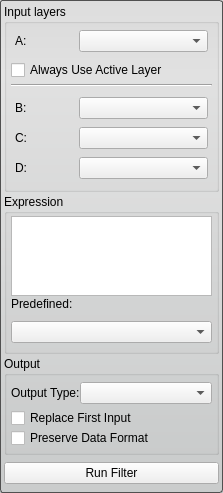
This is src/Interface/ToolInterface/ArithmeticFilterInterface.ui in SCIInstitute/Seg3D as Qt 5 draws it before an edit. The edited form follows.
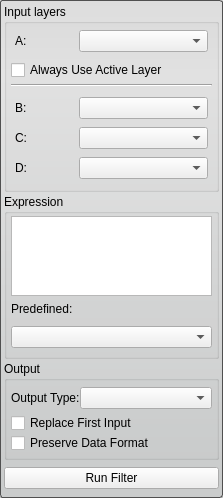
This is the edited form.

The edit to the form file:
```diff
--- a/src/Interface/ToolInterface/ArithmeticFilterInterface.ui
+++ b/src/Interface/ToolInterface/ArithmeticFilterInterface.ui
@@ -240,18 +240,6 @@
    </item>
    <item>
     <widget class="QGroupBox" name="groupBox">
-     <property name="minimumSize">
-      <size>
-       <width>0</width>
-       <height>160</height>
-      </size>
-     </property>
-     <property name="maximumSize">
-      <size>
-       <width>16777215</width>
-       <height>160</height>
-      </size>
-     </property>
      <property name="title">
       <string>Expression</string>
      </property>
@@ -365,17 +353,53 @@
        </widget>
       </item>
       <item>
-       <widget class="QCheckBox" name="replace_">
-        <property name="text">
-         <string>Replace First Input</string>
+       <widget class="QWidget" name="widget_3" native="true">
+        <property name="minimumSize">
+         <size>
+          <width>0</width>
+          <height>20</height>
+         </size>
         </property>
+        <layout class="QHBoxLayout" name="horizontalLayout_8">
+         <property name="spacing">
+          <number>0</number>
+         </property>
+         <property name="margin">
+          <number>0</number>
+         </property>
+         <item>
+          <widget class="QCheckBox" name="replace_">
+           <property name="text">
+            <string>Replace First Input</string>
+           </property>
+          </widget>
+         </item>
+        </layout>
        </widget>
       </item>
       <item>
-       <widget class="QCheckBox" name="preserve_checkbox_">
-        <property name="text">
-         <string>Preserve Data Format</string>
+       <widget class="QWidget" name="widget_11" native="true">
+        <property name="minimumSize">
+         <size>
+          <width>0</width>
+          <height>20</height>
+         </size>
         </property>
+        <layout class="QHBoxLayout" name="horizontalLayout_10">
+         <property name="spacing">
+          <number>0</number>
+         </property>
+         <property name="margin">
+          <number>0</number>
+         </property>
+         <item>
+          <widget class="QCheckBox" name="preserve_checkbox_">
+           <property name="text">
+            <string>Preserve Data Format</string>
+           </property>
+          </widget>
+         </item>
+        </layout>
        </widget>
       </item>
      </layout>
```
